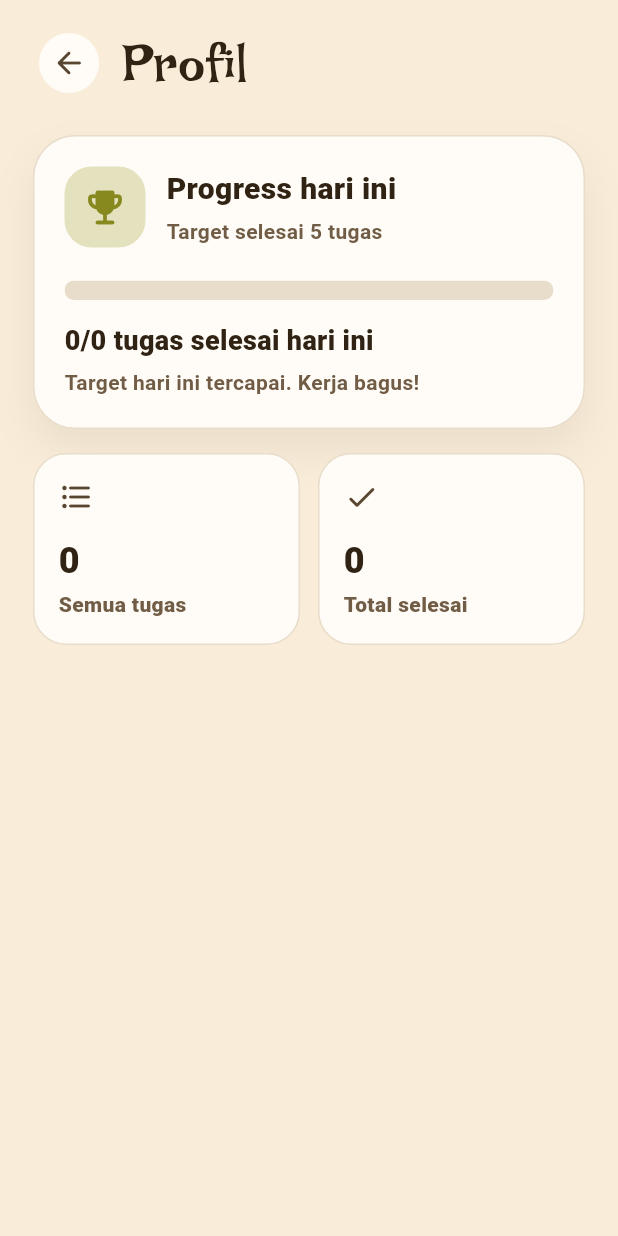
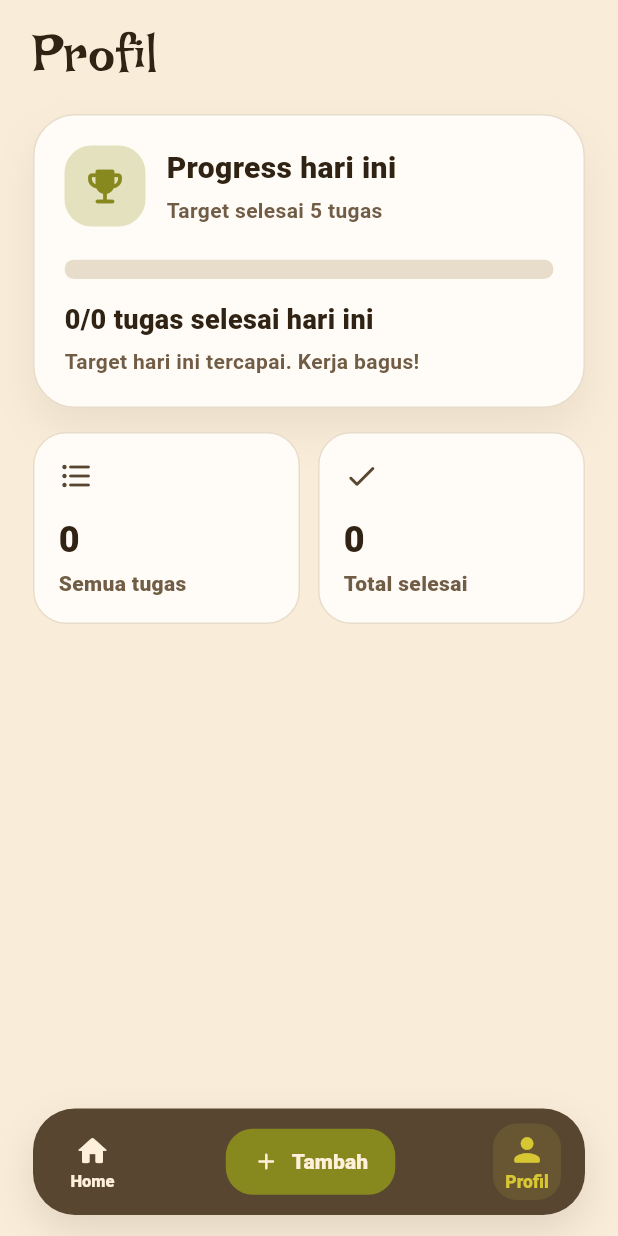
Before and after one commit to bhistanares/Tickly, a Flutter app: the ProfilePage screen opened directly with empty values, on a phone screen of 412 x 824 dp. Run offline on Flutter 3.47's test engine with Material 3 defaults, Android fonts, the phone set to English and light mode, and no system bars.

```diff
--- a/lib/pages/profile_page.dart
+++ b/lib/pages/profile_page.dart
@@ -1,6 +1,7 @@
 import 'package:flutter/material.dart';
 
 import '../theme/app_colors.dart';
+import '../widgets/tickly_bottom_bar.dart';
 
 class ProfilePage extends StatelessWidget {
   const ProfilePage({
@@ -9,12 +10,14 @@ class ProfilePage extends StatelessWidget {
     required this.dailyTarget,
     required this.totalTasks,
     required this.doneTasks,
+    required this.onAdd,
   });
 
   final int completedToday;
   final int dailyTarget;
   final int totalTasks;
   final int doneTasks;
+  final VoidCallback onAdd;
 
   @override
   Widget build(BuildContext context) {
@@ -26,21 +29,9 @@ class ProfilePage extends StatelessWidget {
     return Scaffold(
       body: SafeArea(
         child: ListView(
-          padding: const EdgeInsets.fromLTRB(22, 18, 22, 28),
+          padding: const EdgeInsets.fromLTRB(22, 18, 22, 110),
           children: [
-            Row(
-              children: [
-                IconButton.filled(
-                  onPressed: () => Navigator.of(context).pop(),
-                  style: IconButton.styleFrom(
-                    backgroundColor: AppColors.white,
-                    foregroundColor: AppColors.forest,
-                  ),
-                  icon: const Icon(Icons.arrow_back_rounded),
-                ),
-                const SizedBox(width: 12),
-                const Expanded(
-                  child: Text(
+            const Text(
               'Profil',
               style: TextStyle(
                 color: AppColors.ink,
@@ -48,9 +39,6 @@ class ProfilePage extends StatelessWidget {
                 fontSize: 34,
                 height: 1,
               ),
-                  ),
-                ),
-              ],
             ),
             const SizedBox(height: 24),
             Container(
@@ -169,6 +157,12 @@ class ProfilePage extends StatelessWidget {
           ],
         ),
       ),
+      bottomNavigationBar: TicklyBottomBar(
+        onAdd: onAdd,
+        onHome: () => Navigator.of(context).pop(),
+        onProfile: () {},
+        selectedIndex: 1,
+      ),
     );
   }
 }
--- /dev/null
+++ b/lib/widgets/tickly_bottom_bar.dart
@@ -0,0 +1,143 @@
+import 'package:flutter/material.dart';
+
+import '../theme/app_colors.dart';
+
+class TicklyBottomBar extends StatelessWidget {
+  const TicklyBottomBar({
+    super.key,
+    required this.onAdd,
+    required this.onHome,
+    required this.onProfile,
+    required this.selectedIndex,
+  });
+
+  final VoidCallback onAdd;
+  final VoidCallback onHome;
+  final VoidCallback onProfile;
+  final int selectedIndex;
+
+  @override
+  Widget build(BuildContext context) {
+    return SafeArea(
+      top: false,
+      child: Padding(
+        padding: const EdgeInsets.fromLTRB(22, 0, 22, 14),
+        child: Container(
+          padding: const EdgeInsets.symmetric(horizontal: 16, vertical: 10),
+          decoration: BoxDecoration(
+            color: AppColors.forest,
+            borderRadius: BorderRadius.circular(28),
+            boxShadow: const [
+              BoxShadow(
+                color: Color(0x285B4734),
+                blurRadius: 22,
+                offset: Offset(0, 10),
+              ),
+            ],
+          ),
+          child: Row(
+            children: [
+              _BottomNavButton(
+                icon: Icons.home_rounded,
+                label: 'Home',
+                selected: selectedIndex == 0,
+                onTap: onHome,
+              ),
+              const Spacer(),
+              FilledButton.icon(
+                onPressed: onAdd,
+                style: FilledButton.styleFrom(
+                  backgroundColor: AppColors.olive,
+                  foregroundColor: AppColors.cream,
+                  padding: const EdgeInsets.symmetric(
+                    horizontal: 18,
+                    vertical: 12,
+                  ),
+                  shape: RoundedRectangleBorder(
+                    borderRadius: BorderRadius.circular(18),
+                  ),
+                ),
+                icon: const Icon(Icons.add_rounded),
+                label: const Text(
+                  'Tambah',
+                  style: TextStyle(fontWeight: FontWeight.w900),
+                ),
+              ),
+              const Spacer(),
+              _BottomNavButton(
+                icon: Icons.person_rounded,
+                label: 'Profil',
+                selected: selectedIndex == 1,
+                onTap: onProfile,
+              ),
+            ],
+          ),
+        ),
+      ),
+    );
+  }
+}
+
+class _BottomNavButton extends StatelessWidget {
+  const _BottomNavButton({
+    required this.icon,
+    required this.label,
+    required this.selected,
+    required this.onTap,
+  });
+
+  final IconData icon;
+  final String label;
+  final bool selected;
+  final VoidCallback onTap;
+
+  @override
+  Widget build(BuildContext context) {
+    final foregroundColor = selected ? AppColors.gold : AppColors.cream;
+
+    return InkWell(
+      onTap: onTap,
+      borderRadius: BorderRadius.circular(16),
+      child: AnimatedContainer(
+        duration: const Duration(milliseconds: 220),
+        curve: Curves.easeOutCubic,
+        padding: const EdgeInsets.symmetric(horizontal: 9, vertical: 6),
+        decoration: BoxDecoration(
+          color: selected
+              ? AppColors.gold.withValues(alpha: 0.12)
+              : Colors.transparent,
+          borderRadius: BorderRadius.circular(16),
+        ),
+        child: TweenAnimationBuilder<Color?>(
+          tween: ColorTween(end: foregroundColor),
+          duration: const Duration(milliseconds: 220),
+          curve: Curves.easeOutCubic,
+          builder: (context, color, child) {
+            return AnimatedScale(
+              scale: selected ? 1.06 : 1,
+              duration: const Duration(milliseconds: 220),
+              curve: Curves.easeOutBack,
+              child: Column(
+                mainAxisSize: MainAxisSize.min,
+                children: [
+                  Icon(icon, color: color, size: 24),
+                  const SizedBox(height: 2),
+                  AnimatedDefaultTextStyle(
+                    duration: const Duration(milliseconds: 220),
+                    curve: Curves.easeOutCubic,
+                    style: TextStyle(
+                      color: color,
+                      fontSize: 11,
+                      fontWeight: selected ? FontWeight.w900 : FontWeight.w800,
+                    ),
+                    child: Text(label),
+                  ),
+                ],
+              ),
+            );
+          },
+        ),
+      ),
+    );
+  }
+}
```
Also changed, not shown: lib/pages/home_page.dart (+71 -126 lines). Lines whose indentation alone changed are shown as unchanged.
